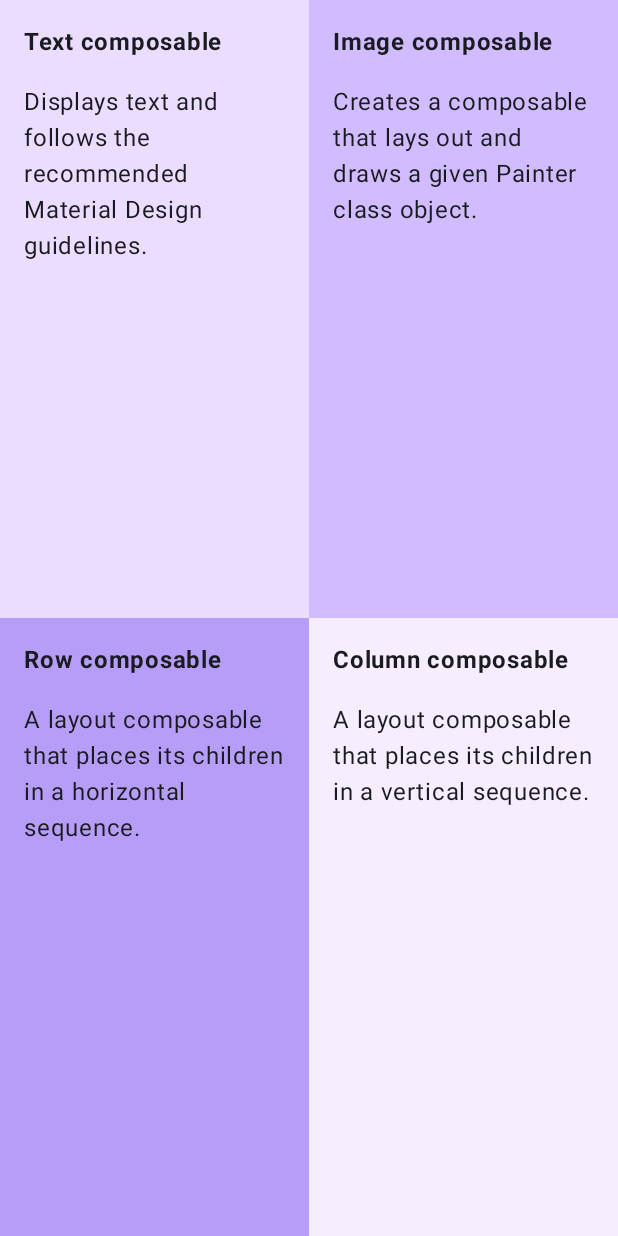
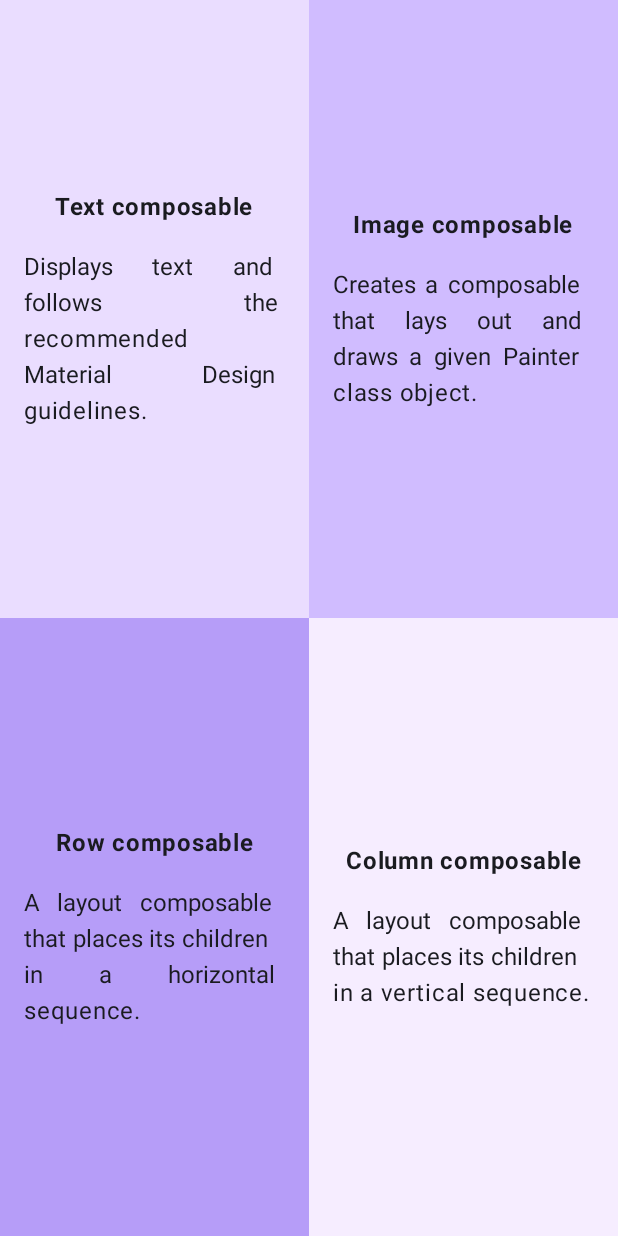
Before and after one commit to doongjun/basic-android, an Android app built with Jetpack Compose: the screen it shows after launch (MainActivity), on a phone screen of 412 x 824 dp. Run offline under Robolectric (Android 15) with nearby library versions, the phone set to English and light mode, and no system bars.

Commit message:
ex3 - Compose Quadrant

```diff
--- a/ComposeQuadrant/app/src/main/java/com/example/composequadrant/MainActivity.kt
+++ b/ComposeQuadrant/app/src/main/java/com/example/composequadrant/MainActivity.kt
@@ -4,6 +4,7 @@
 import androidx.activity.ComponentActivity
 import androidx.activity.compose.setContent
 import androidx.compose.foundation.background
+import androidx.compose.foundation.layout.Arrangement
 import androidx.compose.foundation.layout.Column
 import androidx.compose.foundation.layout.Row
 import androidx.compose.foundation.layout.fillMaxHeight
@@ -13,9 +14,11 @@
 import androidx.compose.material3.Surface
 import androidx.compose.material3.Text
 import androidx.compose.runtime.Composable
+import androidx.compose.ui.Alignment
 import androidx.compose.ui.Modifier
 import androidx.compose.ui.graphics.Color
 import androidx.compose.ui.text.font.FontWeight
+import androidx.compose.ui.text.style.TextAlign
 import androidx.compose.ui.tooling.preview.Preview
 import androidx.compose.ui.unit.dp
 import com.example.composequadrant.ui.theme.ComposeQuadrantTheme
@@ -39,89 +42,68 @@
 
 @Composable
 fun Greeting(modifier: Modifier = Modifier) {
-
-    Column {
+    Column(modifier) {
         Row(
-            modifier = Modifier
-                .weight(0.5f)
+            modifier = Modifier.weight(0.5f)
         ) {
-            Row(
-                modifier = Modifier
-                    .weight(0.5f)
+            Card(
+                title = "Text composable",
+                content = "Displays text and follows the recommended Material Design guidelines.",
+                modifier = Modifier.weight(0.5f)
                     .fillMaxHeight()
                     .background(Color(0xFFEADDFF))
-            ) {
-                Column(
-                    modifier = Modifier
-                        .padding(16.dp)
-                ) {
-                    Text(
-                        text = "Text composable",
-                        fontWeight = FontWeight.Bold,
-                        modifier = Modifier.padding(bottom = 16.dp)
             )
-                    Text(text = "Displays text and follows the recommended Material Design guidelines.")
-                }
+            Card(
+                title = "Image composable",
+                content = "Creates a composable that lays out and draws a given Painter class object.",
+                modifier = Modifier.weight(0.5f)
+                    .fillMaxHeight()
+                    .background(Color(0xFFD0BCFF))
+            )
         }
         Row(
-                modifier = Modifier
-                    .weight(0.5f)
+            modifier = Modifier.weight(0.5f)
+        ) {
+            Card(
+                title = "Row composable",
+                content = "A layout composable that places its children in a horizontal sequence.",
+                modifier = Modifier.weight(0.5f)
                     .fillMaxHeight()
-                    .background(Color(0xFFD0BCFF))
-            ) {
-                Column(
-                    modifier = Modifier
-                        .padding(16.dp)
-                ) {
-                    Text(
-                        text = "Image composable",
-                        fontWeight = FontWeight.Bold,
-                        modifier = Modifier.padding(bottom = 16.dp)
+                    .background(Color(0xFFB69DF8))
             )
-                    Text(text = "Creates a composable that lays out and draws a given Painter class object.")
+            Card(
+                title = "Column composable",
+                content = "A layout composable that places its children in a vertical sequence.",
+                modifier = Modifier.weight(0.5f)
+                    .fillMaxHeight()
+                    .background(Color(0xFFF6EDFF))
+            )
         }
     }
 }
+
+@Composable
+fun Card(title: String, content: String, modifier: Modifier) {
     Row(
-            modifier = Modifier
-                .weight(0.5f)
-        ) {
-            Row(
-                modifier = Modifier
-                    .weight(0.5f)
-                    .fillMaxHeight()
-                    .background(Color(0xFFB69DF8))
+        verticalAlignment = Alignment.CenterVertically,
+        horizontalArrangement = Arrangement.Center,
+        modifier = modifier
     ) {
         Column(
-                    modifier = Modifier
-                        .padding(16.dp)
+            verticalArrangement = Arrangement.Center,
+            horizontalAlignment = Alignment.CenterHorizontally,
+            modifier = Modifier.padding(16.dp)
         ) {
             Text(
-                        text = "Row composable",
+                text = title,
                 fontWeight = FontWeight.Bold,
+                textAlign = TextAlign.Justify,
                 modifier = Modifier.padding(bottom = 16.dp)
             )
-                    Text(text = "A layout composable that places its children in a horizontal sequence.")
-                }
-            }
-            Row(
-                modifier = Modifier
-                    .weight(0.5f)
-                    .fillMaxHeight()
-                    .background(Color(0xFFF6EDFF))
-            ) {
-                Column(
-                    modifier = Modifier
-                        .padding(16.dp)
-                ) {
             Text(
-                        text = "Column composable",
-                        fontWeight = FontWeight.Bold,
-                        modifier = Modifier.padding(bottom = 16.dp)
+                text = content,
+                textAlign = TextAlign.Justify,
             )
-                    Text(text = "A layout composable that places its children in a vertical sequence.")
-                }
-            }
         }
     }
 }
```
Lines whose indentation alone changed are shown as unchanged.
